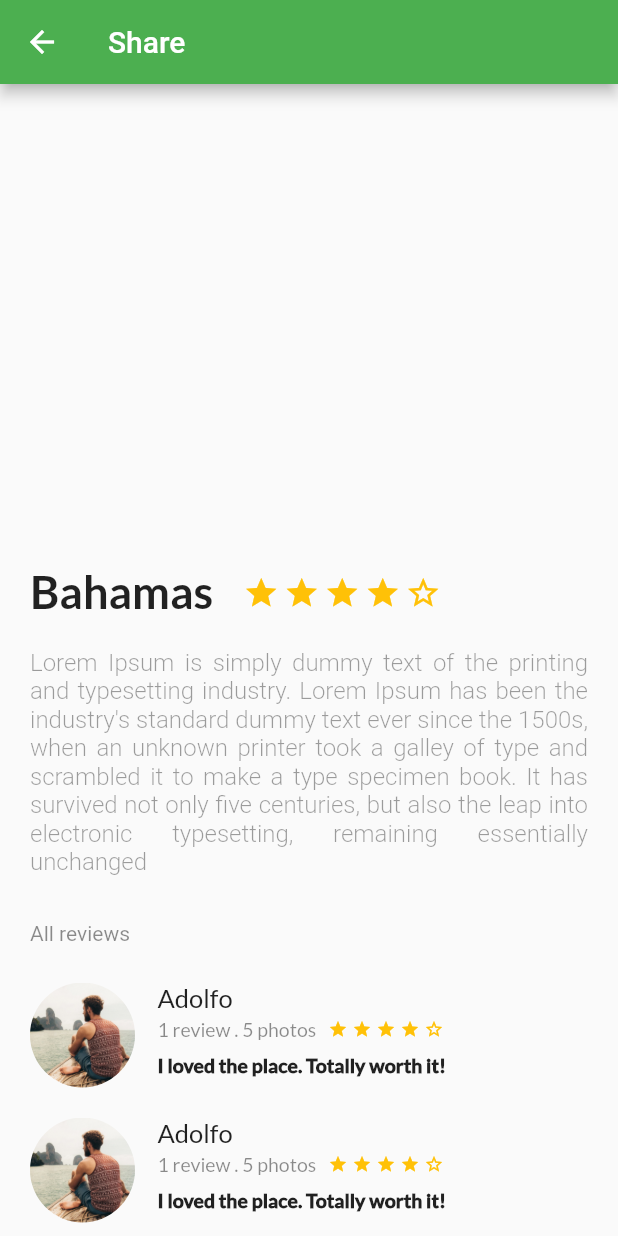
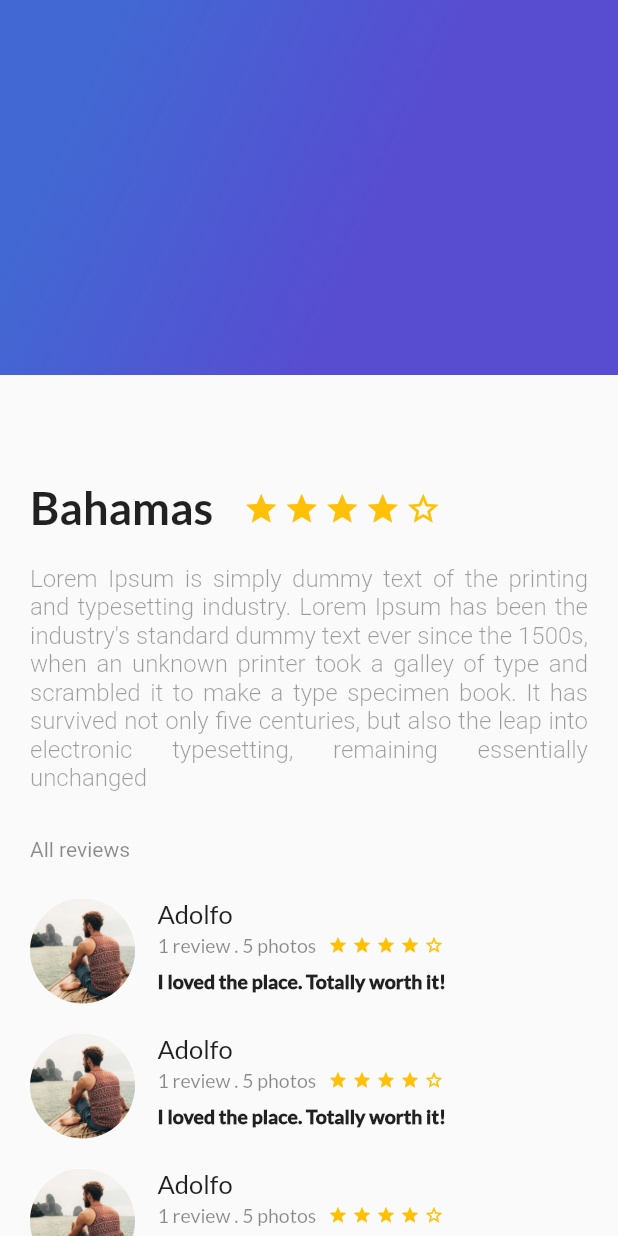
Before and after one commit to adoval4/testing_flutter, a Flutter app: the screen it shows after launch, on a phone screen of 412 x 824 dp. Run offline on Flutter 3.47's test engine with Material 2 defaults, Android fonts, the phone set to English and light mode, and no system bars.

Commit message:
- updated main body as a stack and listview - deleted appbar

```diff
--- a/lib/main.dart
+++ b/lib/main.dart
@@ -3,6 +3,7 @@ import 'package:flutter/material.dart';
 // Custom widgets
 import 'package:platzi_trips_app/description_place.dart';
 import 'package:platzi_trips_app/review_list.dart';
+import 'package:platzi_trips_app/gradient_background.dart';
 
 void main() => runApp(MyApp());
 
@@ -16,21 +17,9 @@ class MyApp extends StatelessWidget {
         primarySwatch: Colors.green,
       ),
         home: Scaffold(
-          appBar: AppBar(
-            // Here we take the value from the MyHomePage object that was created by
-            // the App.build method, and use it to set our appbar title.
-            leading: IconButton(
-              icon: const Icon(
-                  Icons.arrow_back,
-                  color: Colors.white
-              ),
-              tooltip: 'Back',
-            ),
-            title: Text('Share'),
-          ),
-          body: Container(
-            child: new SingleChildScrollView(
-              child: Column(
+          body: Stack(
+            children: <Widget>[
+              ListView(
                 children: <Widget>[
                   new DescriptionPlace(
                       "Bahamas",
@@ -63,7 +52,8 @@ class MyApp extends StatelessWidget {
                   ])
                 ],
               ),
-            ),
+              GradientBackground()
+            ]
           )
         )
       // home: MyHomePage(title: 'Flutter Demo Home Page'),
```
